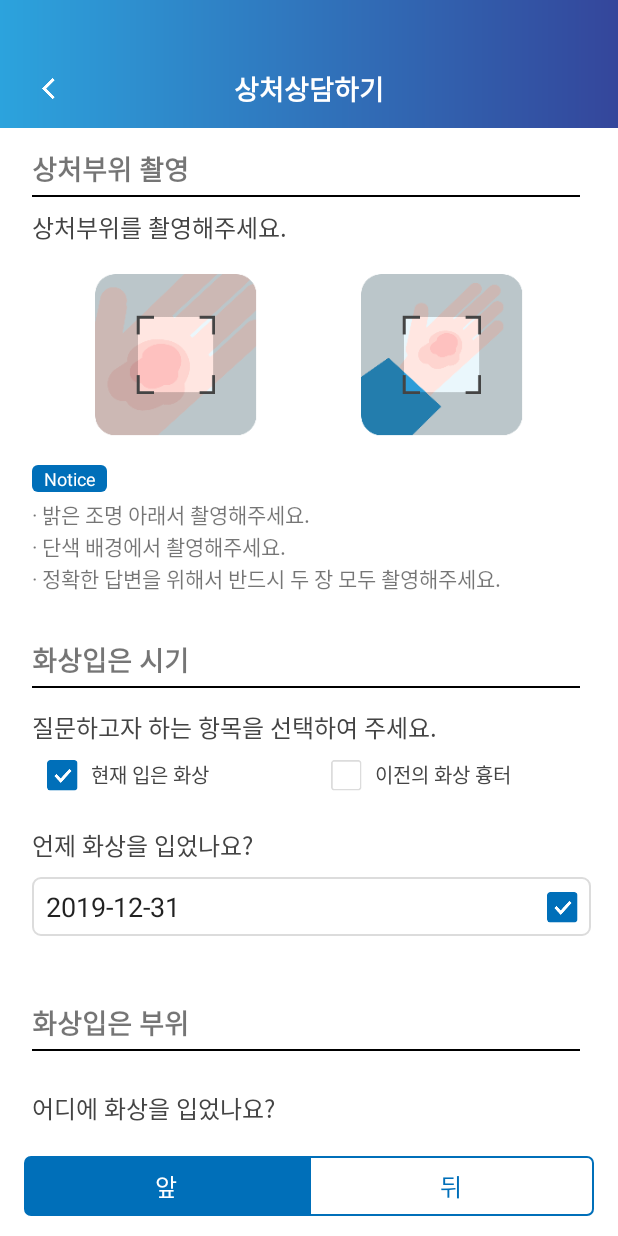
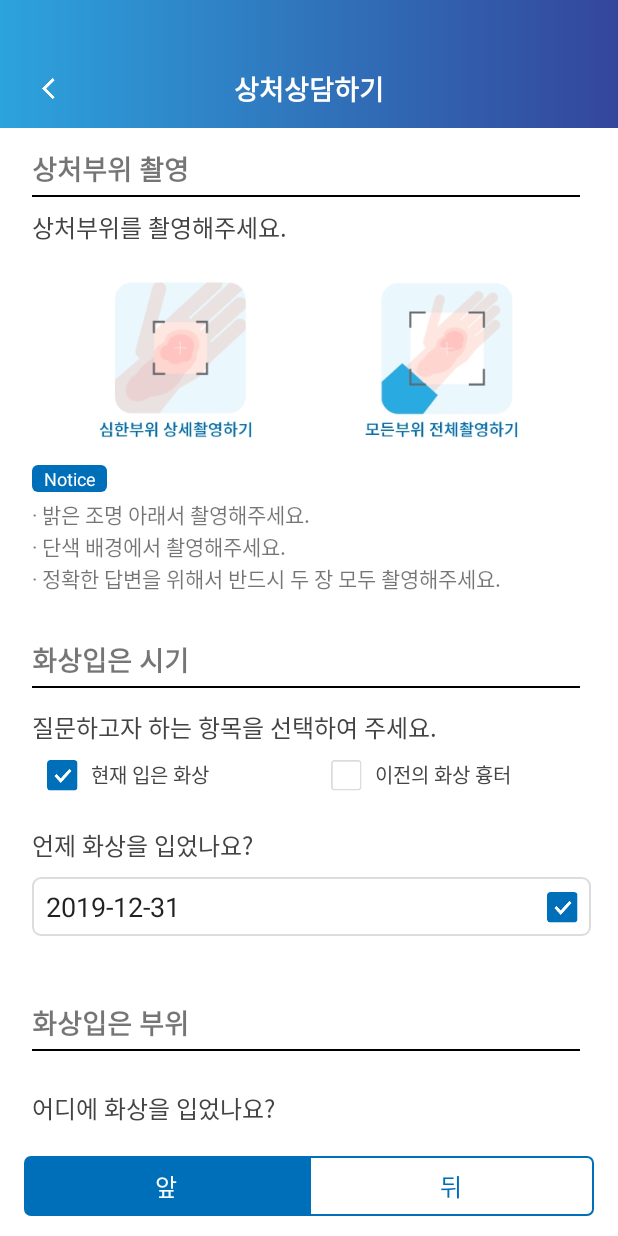
Before and after one commit to min92822/WPiasApp1, an Android app: the ConsultingActivity screen opened directly, with no data from a screen before it, on a phone screen of 412 x 824 dp. Run offline under Robolectric (Android 15) with nearby library versions, the light colour scheme and no system bars; 1 statement that could not run was skipped.

Commit message:
수정 1차

```diff
--- a/app/src/main/res/layout/activity_consulting.xml
+++ b/app/src/main/res/layout/activity_consulting.xml
@@ -70,7 +70,7 @@
                 android:layout_width="120dp"
                 android:layout_height="120dp"
                 android:layout_marginTop="13dp"
-                android:src="@drawable/short_shot"
+                android:src="@drawable/close"
                 app:layout_constraintEnd_toStartOf="@+id/longDistanceShot"
                 app:layout_constraintHorizontal_bias="0.5"
                 app:layout_constraintStart_toStartOf="parent"
@@ -80,7 +80,7 @@
                 android:id="@+id/longDistanceShot"
                 android:layout_width="120dp"
                 android:layout_height="120dp"
-                android:src="@drawable/long_shot"
+                android:src="@drawable/over"
                 app:layout_constraintBottom_toBottomOf="@+id/shortDistanceShot"
                 app:layout_constraintEnd_toEndOf="parent"
                 app:layout_constraintHorizontal_bias="0.5"
```
Also changed, not shown: app/src/main/java/fineinsight/app/service/wpias/user_Consulting/ConsultingActivity.kt (+6 -5 lines), app/src/main/res/drawable-hdpi/close.jpg (added), app/src/main/res/drawable-hdpi/over.jpg (added), app/src/main/res/drawable-mdpi/close.jpg (added), app/src/main/res/drawable-mdpi/over.jpg (added), app/src/main/res/drawable-xhdpi/close.jpg (added), app/src/main/res/drawable-xhdpi/over.jpg (added), app/src/main/res/drawable-xxhdpi/close.jpg (added), app/src/main/res/drawable-xxhdpi/over.jpg (added), app/src/main/res/drawable-xxxhdpi/close.jpg (added), app/src/main/res/drawable-xxxhdpi/over.jpg (added), app/src/main/res/drawable/close.png (deleted), app/src/main/res/drawable/over.png (deleted).
